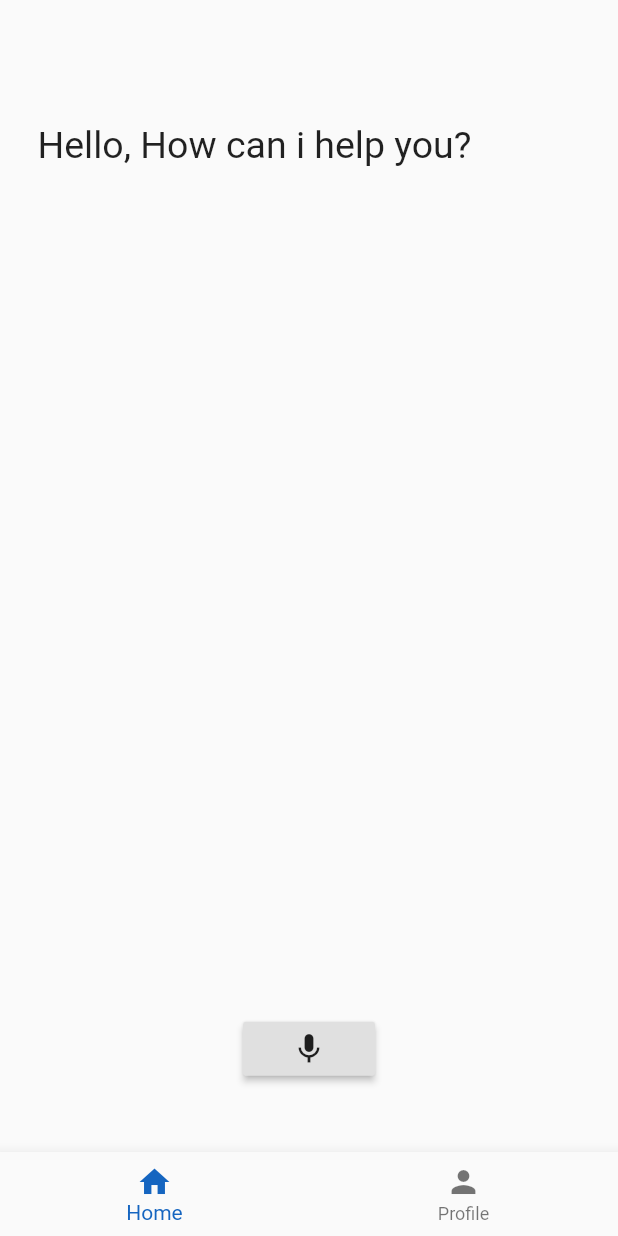
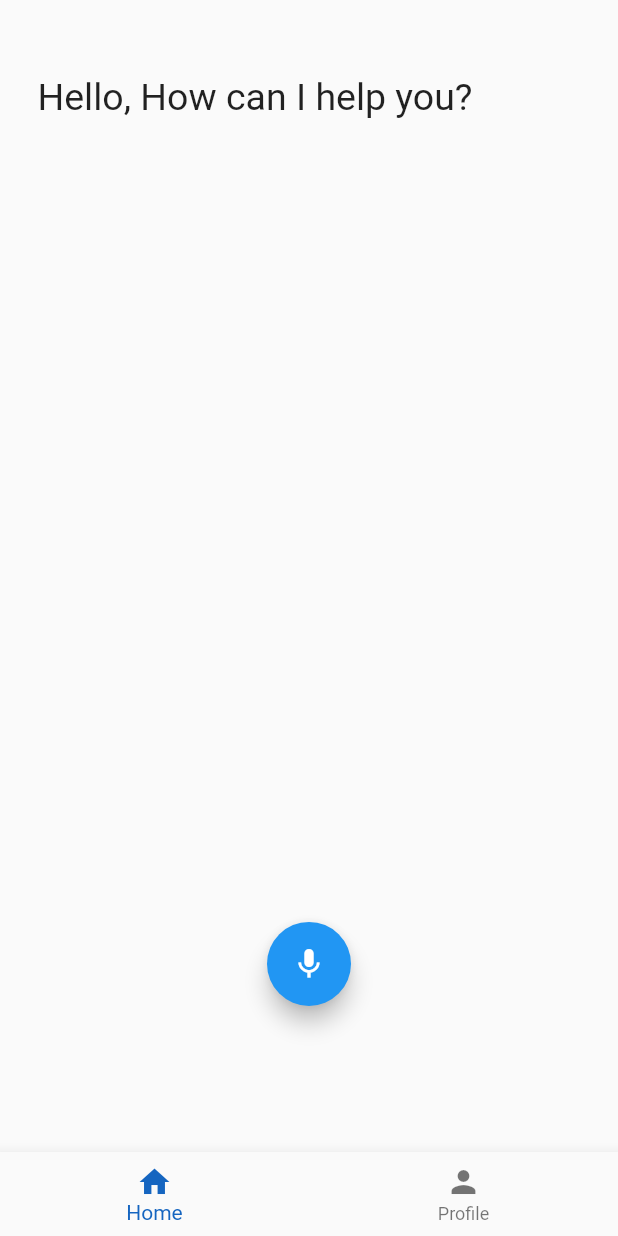
Before and after one commit to ItayS14/Voice-Assistant, a Flutter app: the ScaffoldSetup screen opened by its route, on a phone screen of 412 x 824 dp. Run offline on Flutter 3.47's test engine with Material 2 defaults, Android fonts, the phone set to English and light mode, and no system bars; our stand-ins replace circular_check_box, flutter_tts, rflutter_alert, speech_to_text; missing offline and left inert: requests.

Commit message:
Added some graphic improvements for the main and the profile screen

```diff
--- a/client/lib/screens/speech.dart
+++ b/client/lib/screens/speech.dart
@@ -17,7 +17,7 @@ class _SpeechRecognitionScreenState extends State<SpeechRecognitionScreen> {
   SpeechToText _speech;
   FlutterTts _tts;
   bool _isAvailable = false;
-  String _header = "Hello, How can i help you?";
+  String _header = "Hello, How can I help you?";
   String _text = "";
 
   @override
@@ -43,20 +43,22 @@ class _SpeechRecognitionScreenState extends State<SpeechRecognitionScreen> {
   Widget build(BuildContext context) {
     return AppTemplate(
       widgets: <Widget>[
+        SizedBox(height: 50),
+        Align(
+          alignment: Alignment.topLeft,
+          child: Text(_header, style: TextStyle(fontSize: 25))
+        ),
         Container(
-          height: MediaQuery.of(context).size.height * 0.8,
-          padding: EdgeInsets.symmetric(vertical: MediaQuery.of(context).size.height * 0.1),
+          height: MediaQuery.of(context).size.height * 0.65,
+          padding: EdgeInsets.only(top: 10),
           alignment: Alignment.topLeft,
-          child: Text(_header, style: TextStyle(fontSize: 25),),
+          child: Text(_text, style: TextStyle(fontSize: 25)),
         ),
-        Text(_text),
-        Align(
-          alignment: Alignment.bottomCenter,
-          child: RaisedButton(
+        FloatingActionButton(
             child: Icon(Icons.mic),
             onPressed: _startListening
-          ),
-        )
+        ),
+        SizedBox(height: 10)
       ],
     );
   }
@@ -69,6 +71,8 @@ class _SpeechRecognitionScreenState extends State<SpeechRecognitionScreen> {
           _text = "${result.recognizedWords}";
           if(result.finalResult) {
             parse(_text).then(_onResult);
+            _header = "Hello, How can I help you?";
+            _text = "";
           }
           setState(() {});
       });
```
Also changed, not shown: client/lib/screens/profile.dart (+29 -16 lines).
